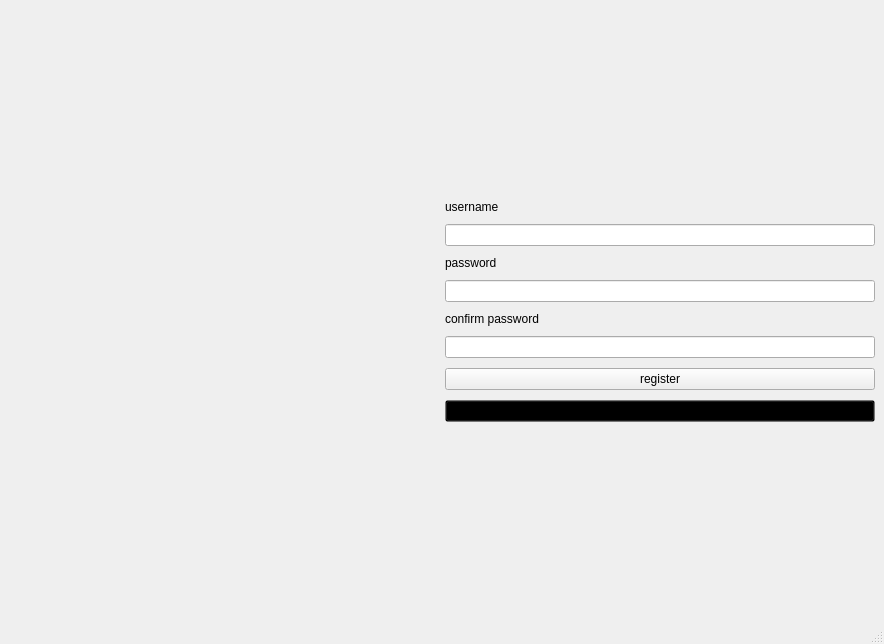
Qt form registerfile.ui (SAMoosavi/AdvancedProgrammingProject2) before a commit.
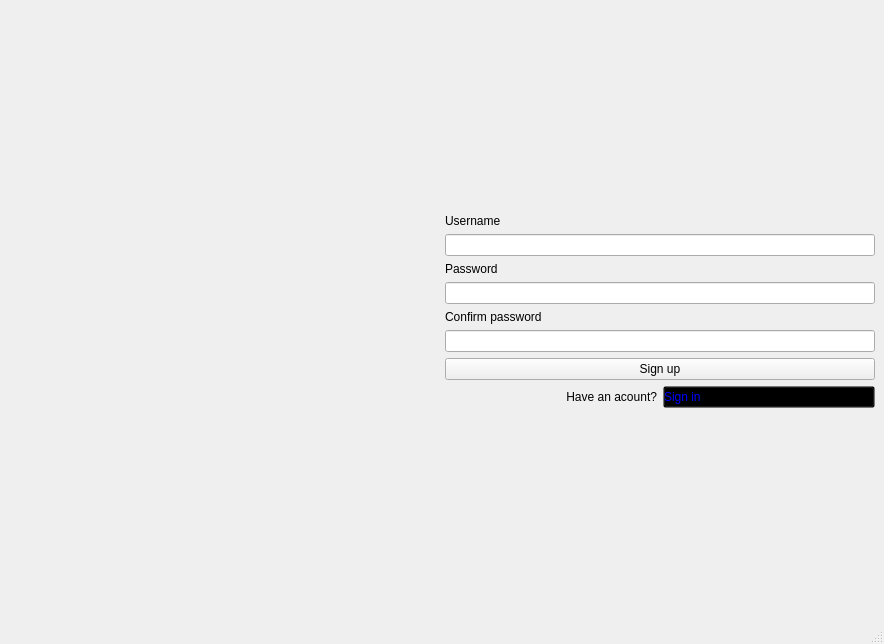
The same form after that commit.

Diff of the .ui file:
```diff
--- a/registerfile.ui
+++ b/registerfile.ui
@@ -14,7 +14,7 @@
    <string>MainWindow</string>
   </property>
   <widget class="QWidget" name="centralwidget">
-   <layout class="QHBoxLayout" name="horizontalLayout">
+   <layout class="QHBoxLayout" name="horizontalLayout_2">
     <item>
      <widget class="QLabel" name="label_img">
       <property name="enabled">
@@ -36,15 +36,6 @@
     </item>
     <item>
      <layout class="QVBoxLayout" name="verticalLayout_3">
-      <property name="spacing">
-       <number>10</number>
-      </property>
-      <property name="leftMargin">
-       <number>0</number>
-      </property>
-      <property name="rightMargin">
-       <number>0</number>
-      </property>
       <item>
        <spacer name="verticalSpacer_2">
         <property name="orientation">
@@ -63,7 +54,7 @@
         <item>
          <widget class="QLabel" name="label_username">
           <property name="text">
-           <string>username</string>
+           <string>Username</string>
           </property>
          </widget>
         </item>
@@ -77,7 +68,7 @@
         <item>
          <widget class="QLabel" name="label_password">
           <property name="text">
-           <string>password</string>
+           <string>Password</string>
           </property>
          </widget>
         </item>
@@ -95,7 +86,7 @@
         <item>
          <widget class="QLabel" name="label_confirm_password">
           <property name="text">
-           <string>confirm password</string>
+           <string>Confirm password</string>
           </property>
          </widget>
         </item>
@@ -107,19 +98,35 @@
       <item>
        <widget class="QPushButton" name="pushButton">
         <property name="text">
-         <string>register</string>
+         <string>Sign up</string>
+        </property>
+       </widget>
+      </item>
+      <item>
+       <layout class="QHBoxLayout" name="horizontalLayout">
+        <item>
+         <widget class="QLabel" name="label">
+          <property name="text">
+           <string>Have an acount?</string>
+          </property>
+          <property name="alignment">
+           <set>Qt::AlignRight|Qt::AlignTrailing|Qt::AlignVCenter</set>
         </property>
        </widget>
       </item>
       <item>
        <widget class="QPushButton" name="pushButton_2">
         <property name="styleSheet">
-         <string notr="true">background:transparent;</string>
+           <string notr="true">background:transparent;
+color:blue;
+text-align:left;</string>
         </property>
         <property name="text">
-         <string>login</string>
-        </property>
-       </widget>
+           <string>Sign in</string>
+          </property>
+         </widget>
+        </item>
+       </layout>
       </item>
       <item>
        <spacer name="verticalSpacer">
```
Left out of the diff: 3 changed lines with no effect on the pictures. Lines whose indentation alone changed are shown as unchanged.
